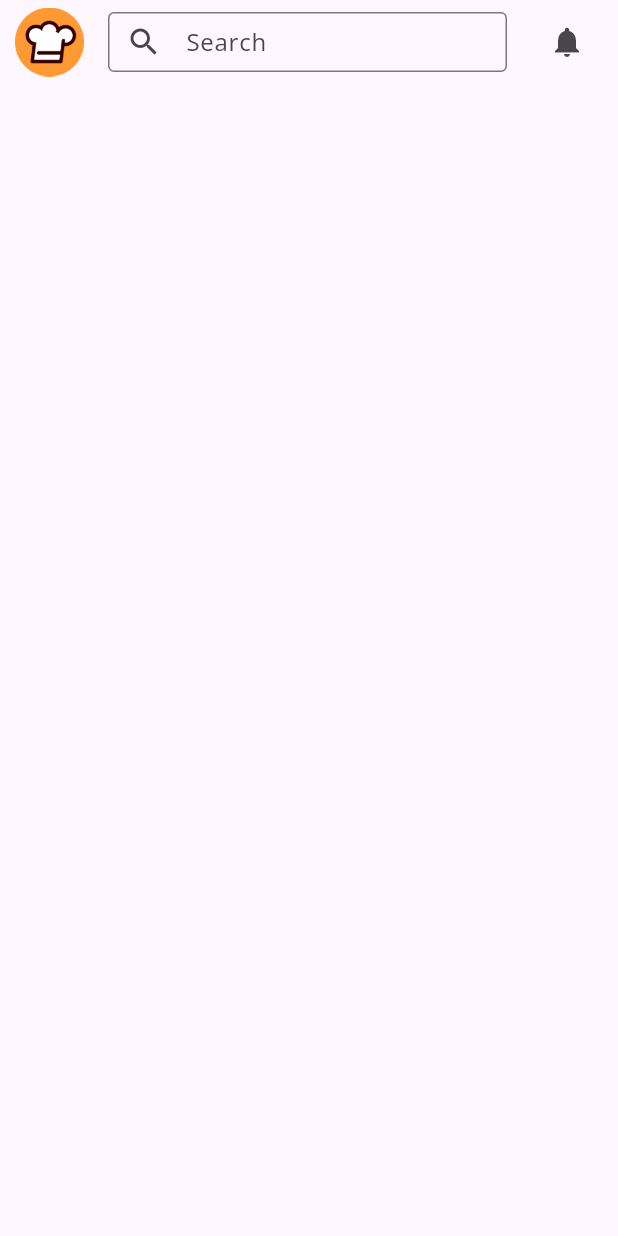
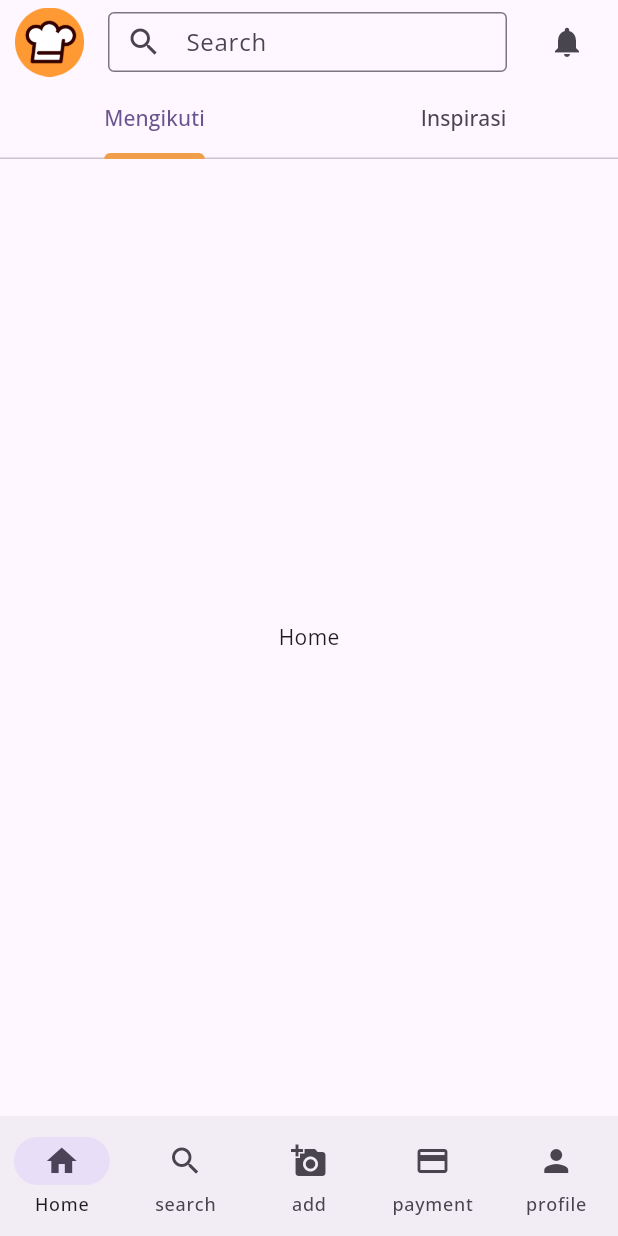
Before and after one commit to VincentChndraa/cookpad_app_flutter, a Flutter app: the screen it shows after launch, on a phone screen of 412 x 824 dp. Run offline on Flutter 3.47's test engine with Material 3 defaults, Android fonts, the phone set to English and light mode, and no system bars; our stand-ins replace google_fonts.

Commit message:
menambah tab bar dan bottom navigation

```diff
--- a/lib/home_page.dart
+++ b/lib/home_page.dart
@@ -1,5 +1,8 @@
+import 'package:cookpad/page/search_page.dart';
 import 'package:cookpad/widget/textfield_custom.dart';
+import 'package:flutter/cupertino.dart';
 import 'package:flutter/material.dart';
+import 'package:flutter/widgets.dart';
 
 class HomePageScreen extends StatefulWidget {
   const HomePageScreen({super.key});
@@ -9,9 +12,20 @@ class HomePageScreen extends StatefulWidget {
 }
 
 class _HomePageScreenState extends State<HomePageScreen> {
+  int index = 0;
+  final screens = [
+    Center(child: Text('Home')),
+    SearchPage(),
+    Center(child: Text('add')),
+    Center(child: Text('payemnt')),
+    Center(child: Text('profile')),
+  ];
+
   @override
   Widget build(BuildContext context) {
-    return Scaffold(
+    return DefaultTabController(
+      length: 2,
+      child: Scaffold(
         appBar: AppBar(
           leading: Padding(
             padding: EdgeInsets.only(left: 10),
@@ -42,6 +56,30 @@ class _HomePageScreenState extends State<HomePageScreen> {
               ),
             )
           ],
+          bottom: TabBar(
+            indicatorColor: Color.fromRGBO(241, 158, 75, 1),
+            indicatorWeight: 4,
+            tabs: [
+              Tab(text: "Mengikuti"),
+              Tab(text: "Inspirasi"),
+            ],
+          ),
+        ),
+        body: screens[index],
+        bottomNavigationBar: NavigationBar(
+          selectedIndex: index,
+          onDestinationSelected: (index) => setState(() => this.index = index),
+          // indicatorColor: Colors.amber,
+          // showSelectedLabels: true,
+          // showUnselectedLabels: true,
+          destinations: [
+            NavigationDestination(icon: Icon(Icons.home), label: "Home"),
+            NavigationDestination(icon: Icon(Icons.search), label: "search"),
+            NavigationDestination(icon: Icon(Icons.add_a_photo), label: "add"),
+            NavigationDestination(icon: Icon(Icons.payment), label: "payment"),
+            NavigationDestination(icon: Icon(Icons.person), label: "profile"),
+          ],
+        ),
       ),
     );
   }
--- /dev/null
+++ b/lib/page/search_page.dart
@@ -0,0 +1,15 @@
+import 'package:flutter/material.dart';
+
+class SearchPage extends StatefulWidget {
+  const SearchPage({super.key});
+
+  @override
+  State<SearchPage> createState() => _SearchPageState();
+}
+
+class _SearchPageState extends State<SearchPage> {
+  @override
+  Widget build(BuildContext context) {
+    return Text("Halo");
+  }
+}
```
Lines whose indentation alone changed are shown as unchanged.
